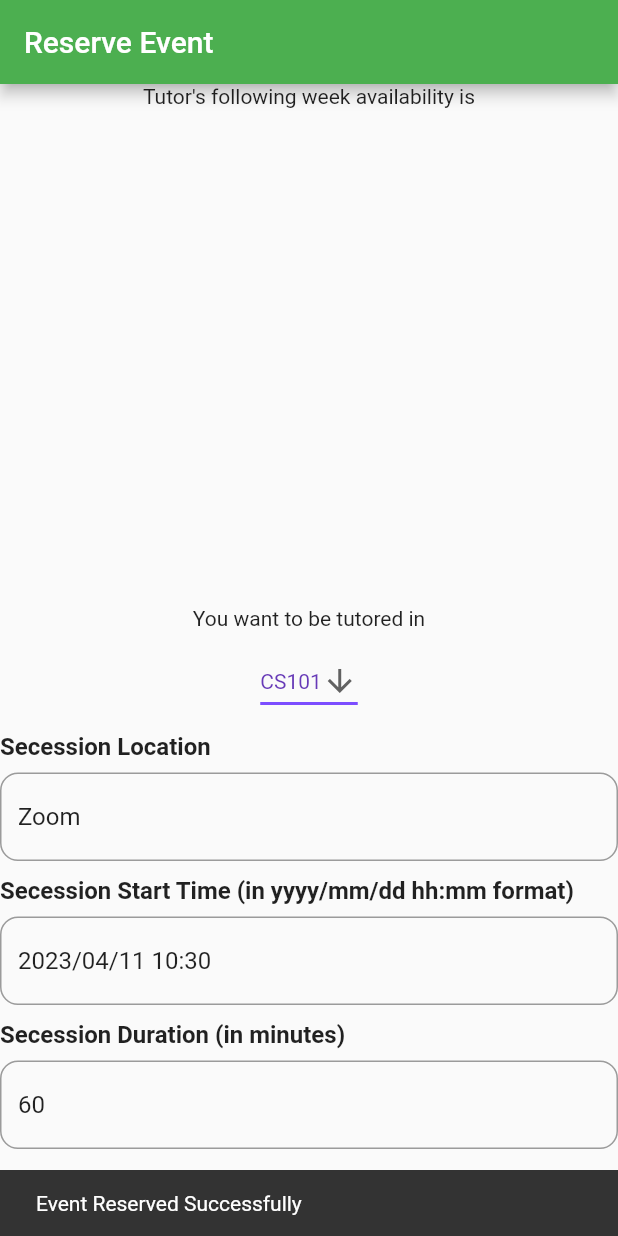
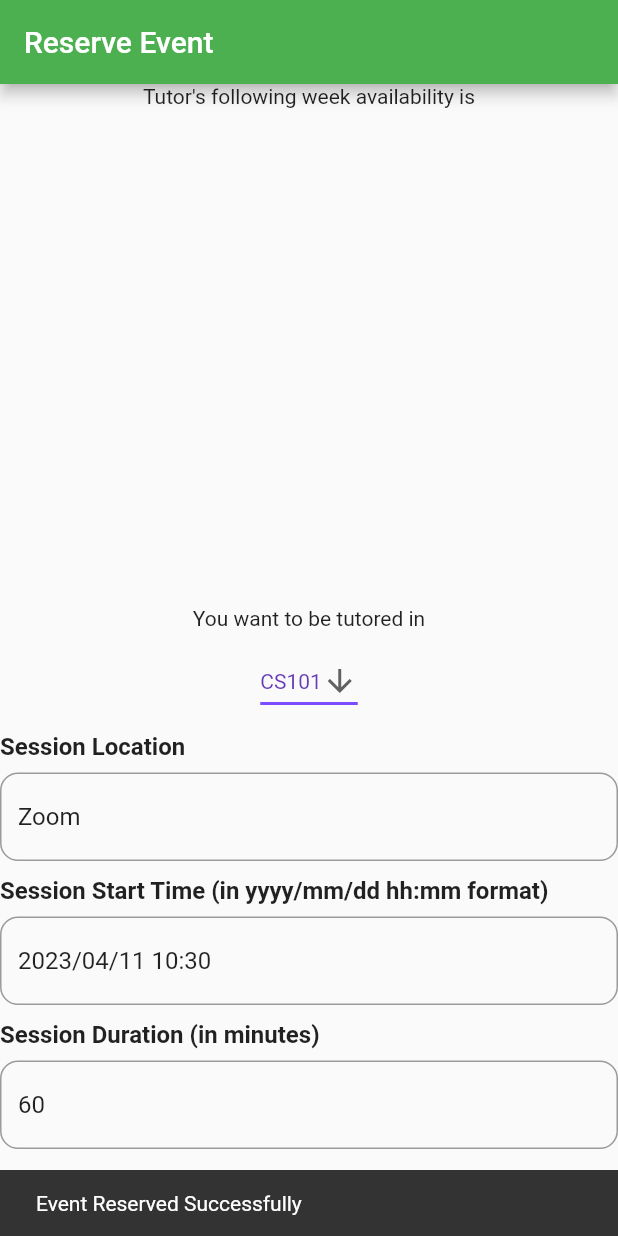
Before and after one commit to tonychengu/project_tutorial, a Flutter app: the ReserveEventPage screen opened directly, after a tap on "Reserve Event", on a phone screen of 412 x 824 dp. Run offline on Flutter 3.47's test engine with Material 2 defaults, Android fonts, the phone set to English and light mode, and no system bars; our stand-ins replace cloud_firestore, firebase_auth, firebase_core, firebase_storage, flutter_local_notifications, flutter_rating_bar and 4 more; missing offline and left inert: controller, path_provider_android, path_provider_ios, path_provider_windows, time_range_picker; accounts and stored records are empty; network calls fail.

Commit message:
Update reserve_event_page.dart

```diff
--- a/lib/page/reserve_event_page.dart
+++ b/lib/page/reserve_event_page.dart
@@ -114,13 +114,13 @@ class _ReserveEventPageState extends State<ReserveEventPage> {
             SizedBox(height: 10),
             // a text input field for location
             TextFieldWidget(
-                label: "Secession Location",
+                label: "Session Location",
                 text: _location,
                 onChanged: (loc) => _location = loc),
             SizedBox(height: 10),
             // Start and End time of the event
             TextFieldWidget(
-                label: "Secession Start Time (in yyyy/mm/dd hh:mm format)",
+                label: "Session Start Time (in yyyy/mm/dd hh:mm format)",
                 text: _startTime,
                 onChanged: (t) {
                   if (t.length == 16) {
@@ -129,7 +129,7 @@ class _ReserveEventPageState extends State<ReserveEventPage> {
                 }),
             SizedBox(height: 10),
             TextFieldWidget(
-                label: "Secession Duration (in minutes)",
+                label: "Session Duration (in minutes)",
                 text: duration.toString(),
                 onChanged: (d) {
                   duration = d;
@@ -145,23 +145,7 @@ class _ReserveEventPageState extends State<ReserveEventPage> {
                     showSnackBar(context, "Invalid time format");
                     return;
                   }
-                  int d = 30;
-                  try {
-                    d = int.parse(duration);
-                  } catch (e) {
-                    showSnackBar(context, "Invalid duration format");
-                    return;
-                  }
-                  if (d < 30) {
-                    showSnackBar(
-                        context, "Duration must be at least 30 minutes");
-                    return;
-                  }
-                  if (d > 180) {
-                    showSnackBar(
-                        context, "Duration must be less than 180 minutes");
-                    return;
-                  }
+                  int d = 60;
                   final end = start.add(Duration(minutes: d));
                   // if (widget.tutor_uid == user.uid) {
                   //   showSnackBar(context, "You cannot reserve your own event");
```
